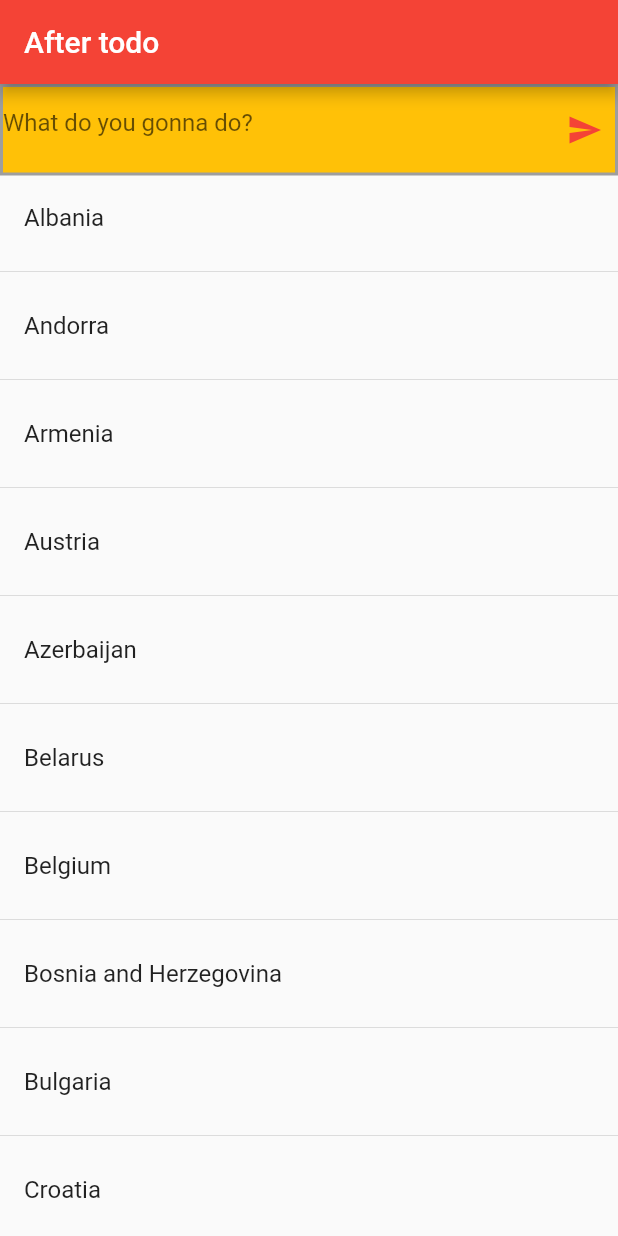
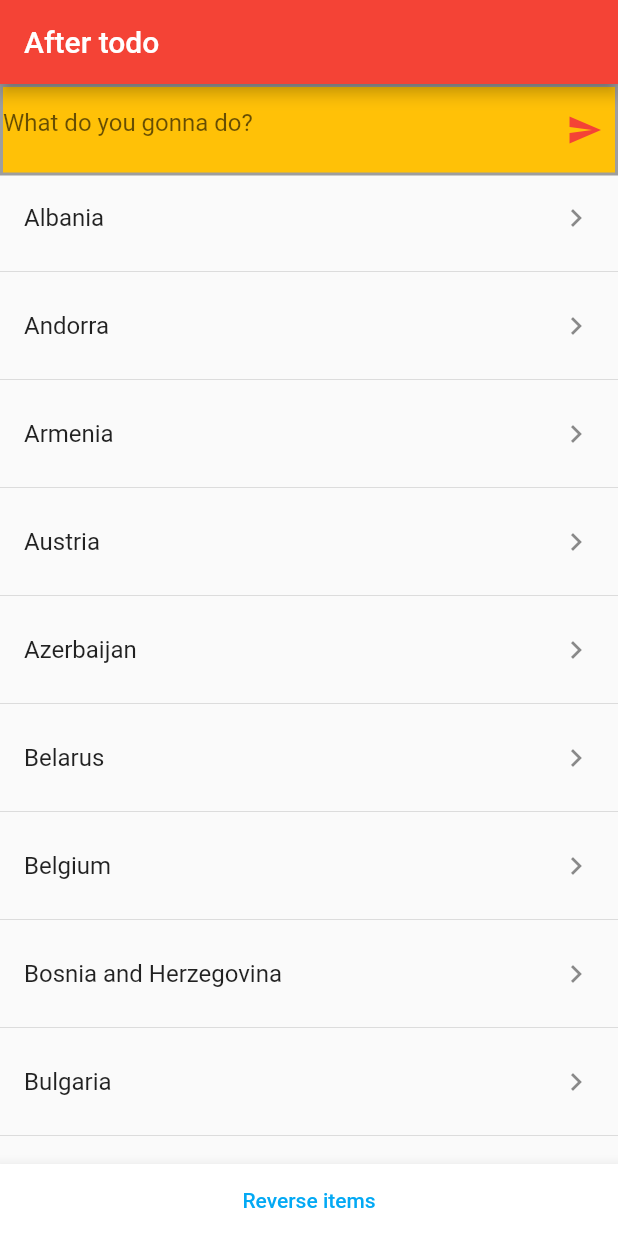
Before and after one commit to after-six/flutter-tutorial-mb, a Flutter app: the screen it shows after launch, on a phone screen of 412 x 824 dp. Run offline on Flutter 3.47's test engine with Material 2 defaults, Android fonts, the phone set to English and light mode, and no system bars.

Commit message:
add reverse button and enter input

```diff
--- a/todo_list/lib/main.dart
+++ b/todo_list/lib/main.dart
@@ -4,21 +4,17 @@ void main() {
   runApp(MyApp());
 }
 
-class MyApp extends StatelessWidget {
+class MyApp extends StatefulWidget {
+  const MyApp({Key key}) : super(key: key);
+
+  @override
+  _MyListViewState createState() => _MyListViewState();
+}
+
+class _MyListViewState extends State<MyApp> {
   // This widget is the root of your application.
   @override
   Widget build(BuildContext context) {
-    List<String> aaaa = [
-      "blablalbla",
-      "blablalbla",
-      "blablalbla",
-      "blablalbla",
-      "blablalbla",
-      "blablalbla",
-      "blablalbla",
-      "blablalbla",
-      "blablalbla"
-    ];
     return MaterialApp(
         title: 'Flutter Demo',
         theme: ThemeData(
@@ -31,16 +27,37 @@ class MyApp extends StatelessWidget {
                 Expanded(child: _myListView(context))
               ],
             ),
+            bottomNavigationBar: BottomAppBar(
+              child: Row(
+                mainAxisAlignment: MainAxisAlignment.center,
+                children: <Widget>[
+                  FlatButton(
+                    onPressed: () => _reverse(),
+                    child: Text('Reverse items'),
+                    textColor: Colors.lightBlue,
                   ),
-    );
-  }
+                ],
+              ),
+            )));
   }
 
-class TodoTextField extends StatelessWidget {
-  const TodoTextField({
-    Key key,
-  }) : super(key: key);
+  void _reverse() {
+    setState(() {
+      europeanCountries = europeanCountries.reversed.toList();
+    });
+  }
 
+}
+
+class TodoTextField extends StatefulWidget {
+  const TodoTextField({Key key, this.data}) : super(key: key);
+  final String data;
+
+  @override
+  _TodoTextField createState() => _TodoTextField();
+}
+
+class _TodoTextField extends State<TodoTextField> {
   @override
   Widget build(BuildContext context) {
     return Container(
@@ -52,14 +69,13 @@ class TodoTextField extends StatelessWidget {
         children: <Widget>[
           Flexible(
               flex: 9,
-            child: TextField(
+              child: TextFormField(
                   maxLength: 25,
                   decoration: InputDecoration(
                       counterStyle: TextStyle(fontSize: 0),
                       hintText: "What do you gonna do?",
                       border: InputBorder.none),
-            ),
-          ),
+                  onFieldSubmitted: _handleSubmission)),
           Flexible(
             flex: 1,
             child: IconButton(
@@ -73,11 +89,19 @@ class TodoTextField extends StatelessWidget {
       ),
     );
   }
+
+  void _handleSubmission(String text) {
+    setState(() {
+      europeanCountries.insert(0, text);
+    });
   }
 
-Widget _myListView(BuildContext context) {
+}
+
+
+
 // backing data
-  final europeanCountries = [
+List<String> europeanCountries = <String>[
   'Albania',
   'Andorra',
   'Armenia',
@@ -131,12 +155,14 @@ Widget _myListView(BuildContext context) {
   'Vatican City'
 ];
 
+Widget _myListView(BuildContext context) {
   return ListView.separated(
     itemCount: europeanCountries.length,
     separatorBuilder: (context, index) => Divider(),
     itemBuilder: (context, index) {
       return ListTile(
         title: Text(europeanCountries[index]),
+        trailing: Icon(Icons.keyboard_arrow_right),
       );
     },
   );
```
Lines whose indentation alone changed are shown as unchanged.
